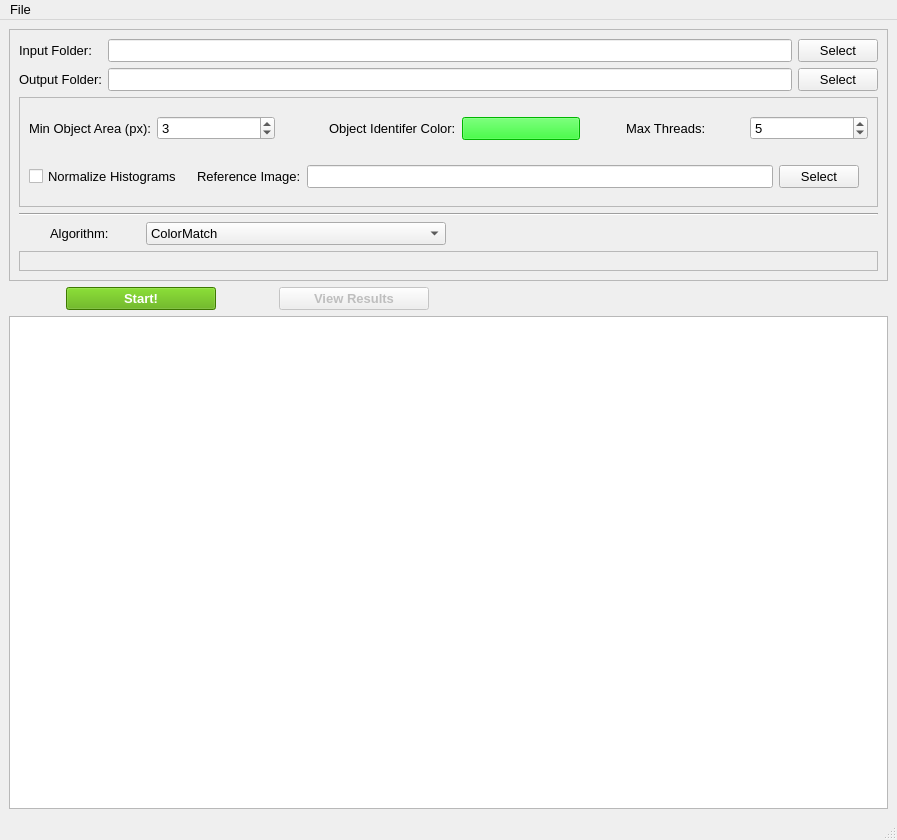
Qt form resources/views/MainWindow.ui (crgrove/automated-drone-image-analysis-tool) before a commit.
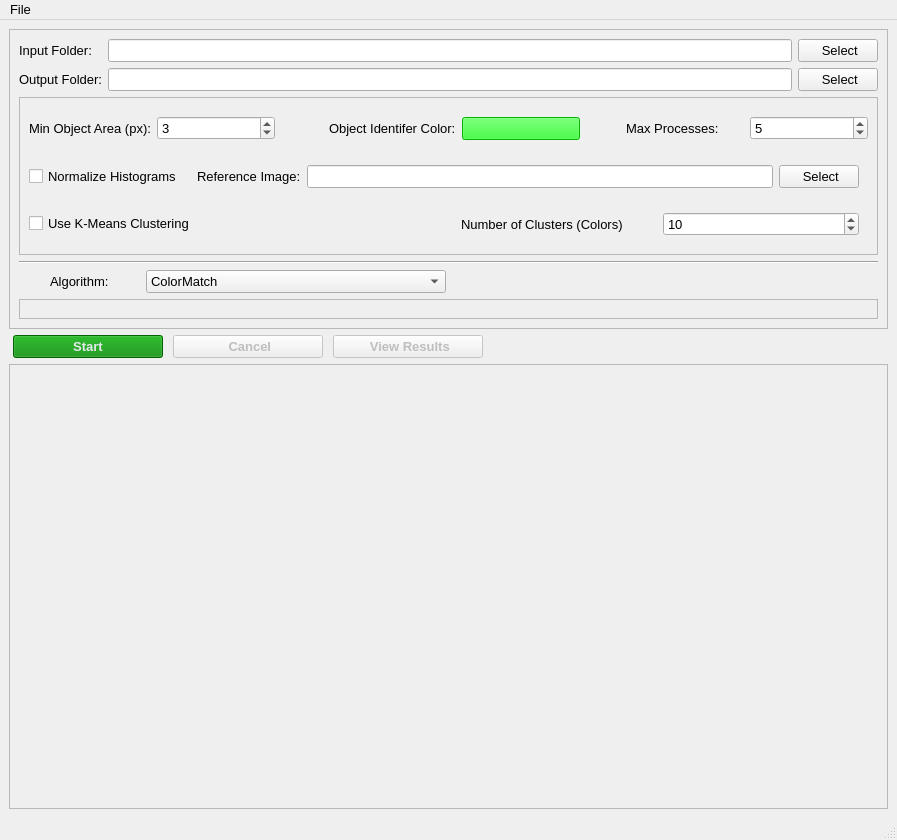
The same form after that commit. Icons and pictures are not drawn.

Commit message: Added MatchedFilter algorithm and K-Means Clustering.  Continued refactoring.

What changed in the file:
```diff
--- a/resources/views/MainWindow.ui
+++ b/resources/views/MainWindow.ui
@@ -26,6 +26,12 @@
     <normaloff>../icons/ADIAT.ico</normaloff>../icons/ADIAT.ico</iconset>
   </property>
   <widget class="QWidget" name="centralwidget">
+   <property name="sizePolicy">
+    <sizepolicy hsizetype="Preferred" vsizetype="Preferred">
+     <horstretch>0</horstretch>
+     <verstretch>0</verstretch>
+    </sizepolicy>
+   </property>
    <layout class="QVBoxLayout" name="verticalLayout_3">
     <item>
      <widget class="QFrame" name="setupFrame">
@@ -47,7 +53,11 @@
          <item row="1" column="2">
           <widget class="QPushButton" name="outputFolderButton">
            <property name="text">
-            <string>Select</string>
+            <string> Select</string>
+           </property>
+           <property name="icon">
+            <iconset>
+             <normaloff>:/icons/folder_open_FILL0_wght400_GRAD0_opsz24.png</normaloff>:/icons/folder_open_FILL0_wght400_GRAD0_opsz24.png</iconset>
            </property>
           </widget>
          </item>
@@ -87,7 +97,11 @@
          <item row="0" column="2">
           <widget class="QPushButton" name="inputFolderButton">
            <property name="text">
-            <string>Select</string>
+            <string> Select</string>
+           </property>
+           <property name="icon">
+            <iconset>
+             <normaloff>:/icons/folder_open_FILL0_wght400_GRAD0_opsz24.png</normaloff>:/icons/folder_open_FILL0_wght400_GRAD0_opsz24.png</iconset>
            </property>
           </widget>
          </item>
@@ -182,7 +196,7 @@
             <item>
              <widget class="QLabel" name="maxThreadsLabel">
               <property name="text">
-               <string>Max Threads: </string>
+               <string>Max Processes: </string>
               </property>
              </widget>
             </item>
@@ -226,7 +240,54 @@
                <item>
                 <widget class="QPushButton" name="HistagramButton">
                  <property name="text">
-                  <string>Select</string>
+                  <string> Select</string>
+                 </property>
+                 <property name="icon">
+                  <iconset resource="../resources.qrc">
+                   <normaloff>:/icons/image.png</normaloff>:/icons/image.png</iconset>
+                 </property>
+                </widget>
+               </item>
+              </layout>
+             </widget>
+            </item>
+           </layout>
+          </item>
+          <item>
+           <layout class="QHBoxLayout" name="KMeansLayout">
+            <item>
+             <widget class="QCheckBox" name="kMeansCheckbox">
+              <property name="maximumSize">
+               <size>
+                <width>16777215</width>
+                <height>16777215</height>
+               </size>
+              </property>
+              <property name="text">
+               <string>Use K-Means Clustering</string>
+              </property>
+             </widget>
+            </item>
+            <item>
+             <widget class="QWidget" name="KMeansWidget" native="true">
+              <layout class="QHBoxLayout" name="horizontalLayout">
+               <item>
+                <widget class="QLabel" name="clustersLabel">
+                 <property name="text">
+                  <string>Number of Clusters (Colors)</string>
+                 </property>
+                </widget>
+               </item>
+               <item>
+                <widget class="QSpinBox" name="clustersSpinBox">
+                 <property name="minimum">
+                  <number>2</number>
+                 </property>
+                 <property name="maximum">
+                  <number>20</number>
+                 </property>
+                 <property name="value">
+                  <number>10</number>
                  </property>
                 </widget>
                </item>
@@ -346,24 +407,64 @@
         <property name="font">
          <font>
           <pointsize>10</pointsize>
+          <weight>75</weight>
           <bold>true</bold>
          </font>
         </property>
+        <property name="layoutDirection">
+         <enum>Qt::RightToLeft</enum>
+        </property>
         <property name="autoFillBackground">
          <bool>false</bool>
         </property>
         <property name="styleSheet">
-         <string notr="true">background-color: rgb(85, 170, 0);
-color: rgb(255, 255, 255);</string>
+         <string notr="true">background-color: rgb(0, 136, 0);
+color: rgb(228, 231, 235);</string>
         </property>
         <property name="text">
-         <string>Start!</string>
+         <string>Start</string>
         </property>
         <property name="default">
          <bool>false</bool>
         </property>
        </widget>
       </item>
+      <item>
+       <widget class="QPushButton" name="cancelButton">
+        <property name="enabled">
+         <bool>false</bool>
+        </property>
+        <property name="sizePolicy">
+         <sizepolicy hsizetype="Fixed" vsizetype="Fixed">
+          <horstretch>0</horstretch>
+          <verstretch>0</verstretch>
+         </sizepolicy>
+        </property>
+        <property name="minimumSize">
+         <size>
+          <width>150</width>
+          <height>0</height>
+         </size>
+        </property>
+        <property name="font">
+         <font>
+          <pointsize>10</pointsize>
+          <weight>75</weight>
+          <bold>true</bold>
+         </font>
+        </property>
+        <property name="styleSheet">
+         <string notr="true"/>
+        </property>
+        <property name="text">
+         <string> Cancel</string>
+        </property>
+        <property name="icon">
+         <iconset resource="../resources.qrc">
+          <normaloff>:/icons/cancel.png</normaloff>:/icons/cancel.png</iconset>
+        </property>
+       </widget>
+      </item>
       <item>
        <widget class="QPushButton" name="viewResultsButton">
         <property name="enabled">
@@ -384,6 +485,7 @@
         <property name="font">
          <font>
           <pointsize>10</pointsize>
+          <weight>75</weight>
           <bold>true</bold>
          </font>
         </property>
@@ -394,7 +496,11 @@
          <string notr="true"/>
         </property>
         <property name="text">
-         <string>View Results</string>
+         <string> View Results</string>
+        </property>
+        <property name="icon">
+         <iconset resource="../resources.qrc">
+          <normaloff>:/icons/search.png</normaloff>:/icons/search.png</iconset>
         </property>
         <property name="default">
          <bool>false</bool>
@@ -421,6 +527,14 @@
     </item>
     <item>
      <widget class="QPlainTextEdit" name="outputWindow">
+      <property name="enabled">
+       <bool>false</bool>
+      </property>
+      <property name="font">
+       <font>
+        <pointsize>12</pointsize>
+       </font>
+      </property>
       <property name="readOnly">
        <bool>false</bool>
       </property>
```
Left out of the diff: 47 changed lines with no effect on the pictures. The commit also changes 79 other files.
